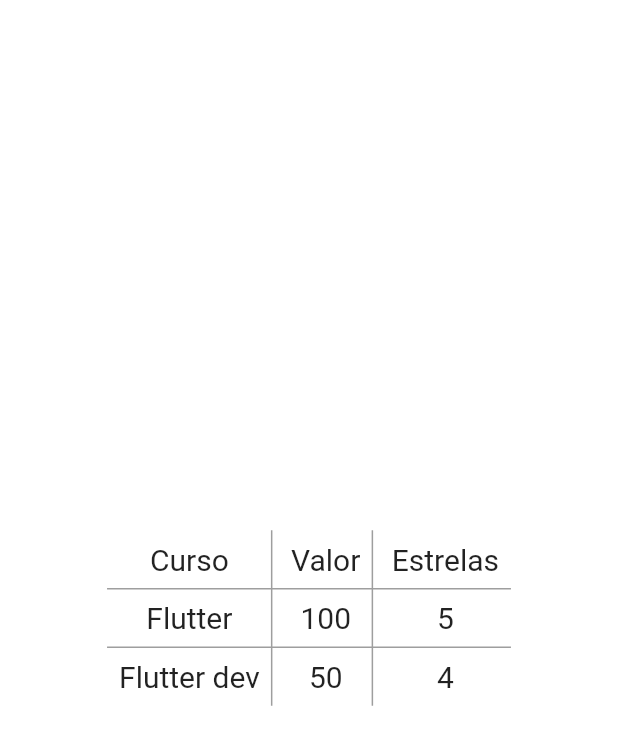
After one commit to charleslana/flutter_snippets, a Flutter app: the SnippetTable screen opened directly, on a phone screen of 412 x 824 dp. The commit adds this screen. Shown: the top 745 px of the screen. Run offline on Flutter 3.47's test engine with Material 2 defaults, Android fonts, the light colour scheme and no system bars; our stand-ins replace shared_preferences; accounts and stored records are empty; generated files the repository leaves out were written again.

Commit message:
feat(snippets basic): update

```diff
--- a/lib/src/constants/app_constants.dart
+++ b/lib/src/constants/app_constants.dart
@@ -50,4 +50,5 @@ class AppConstants {
   static final txtSnippetWidgetFutureBuilder = 'widget_future_builder';
   static final txtSnippetWidgetStack = 'widget_stack';
   static final txtSnippetWidgetPageView = 'widget_page_view';
+  static final txtSnippetWidgetTable = 'widget_table';
 }
--- a/lib/src/l10n/app_en.arb
+++ b/lib/src/l10n/app_en.arb
@@ -83,5 +83,6 @@
     "menuWidgetBasicCard": "Card",
     "menuWidgetBasicFutureBuilder": "FutureBuilder",
     "menuWidgetBasicStack": "Stack",
-    "menuWidgetBasicPageView": "PageView"
+    "menuWidgetBasicPageView": "PageView",
+    "menuWidgetBasicTable": "Table"
 }
--- a/lib/src/l10n/app_es.arb
+++ b/lib/src/l10n/app_es.arb
@@ -69,5 +69,6 @@
     "menuWidgetBasicCard": "Card",
     "menuWidgetBasicFutureBuilder": "FutureBuilder",
     "menuWidgetBasicStack": "Apilar",
-    "menuWidgetBasicPageView": "PageView"
+    "menuWidgetBasicPageView": "PageView",
+    "menuWidgetBasicTable": "Tabla"
 }
--- a/lib/src/l10n/app_pt.arb
+++ b/lib/src/l10n/app_pt.arb
@@ -69,5 +69,6 @@
     "menuWidgetBasicCard": "Card",
     "menuWidgetBasicFutureBuilder": "FutureBuilder",
     "menuWidgetBasicStack": "Pilha",
-    "menuWidgetBasicPageView": "PageView"
+    "menuWidgetBasicPageView": "PageView",
+    "menuWidgetBasicTable": "Tabela"
 }
--- /dev/null
+++ b/lib/src/snippets/snippet_table.dart
@@ -0,0 +1,48 @@
+import 'package:flutter/material.dart';
+
+class SnippetTable extends StatelessWidget {
+  const SnippetTable({Key? key}) : super(key: key);
+
+  TableRow _createLinesTable(String listSplit) {
+    return TableRow(
+      children: listSplit.split(',').map((name) {
+        return Container(
+          alignment: Alignment.center,
+          child: Text(
+            name,
+            style: TextStyle(fontSize: 20),
+          ),
+          padding: EdgeInsets.all(8),
+        );
+      }).toList(),
+    );
+  }
+
+  @override
+  Widget build(BuildContext context) {
+    return Scaffold(
+      body: Center(
+        child: Table(
+          defaultColumnWidth: IntrinsicColumnWidth(),
+          border: TableBorder(
+            horizontalInside: BorderSide(
+              color: Colors.grey,
+              style: BorderStyle.solid,
+              width: 1,
+            ),
+            verticalInside: BorderSide(
+              color: Colors.grey,
+              style: BorderStyle.solid,
+              width: 1,
+            ),
+          ),
+          children: [
+            _createLinesTable('Curso, Valor, Estrelas'),
+            _createLinesTable('Flutter, 100, 5'),
+            _createLinesTable('Flutter dev, 50, 4'),
+          ],
+        ),
+      ),
+    );
+  }
+}
```
Also changed, not shown: assets/snippets/widget_table.txt (added, +63 -0 lines), lib/src/pages/snippet_widgets.dart (+15 -0 lines).
